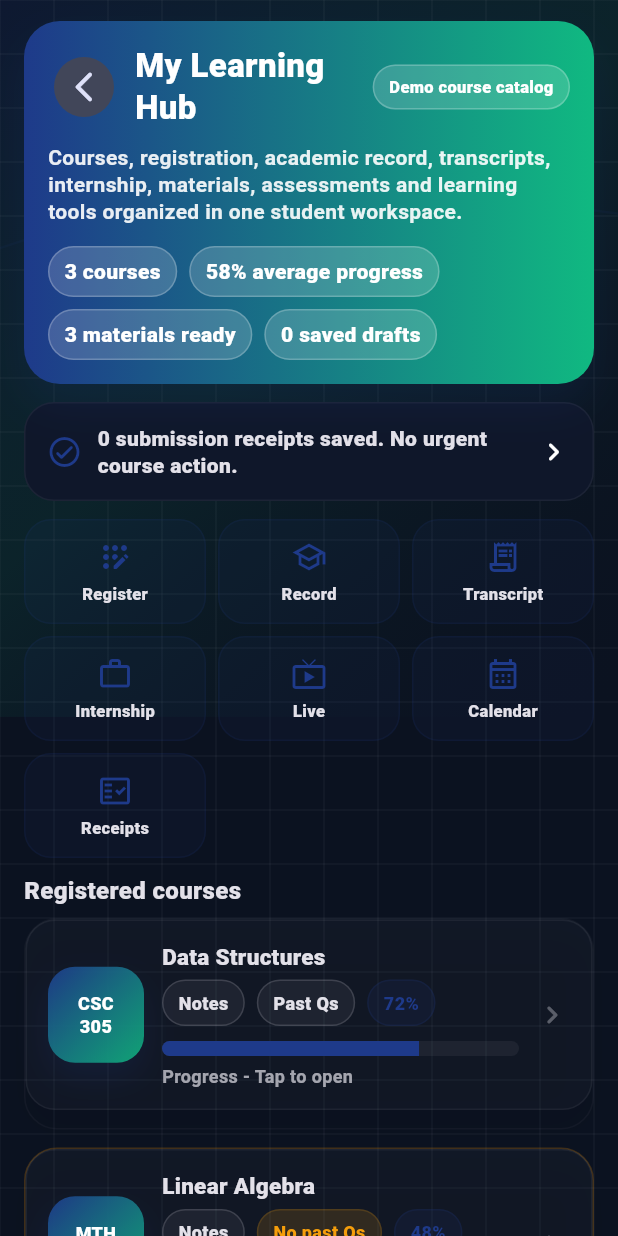
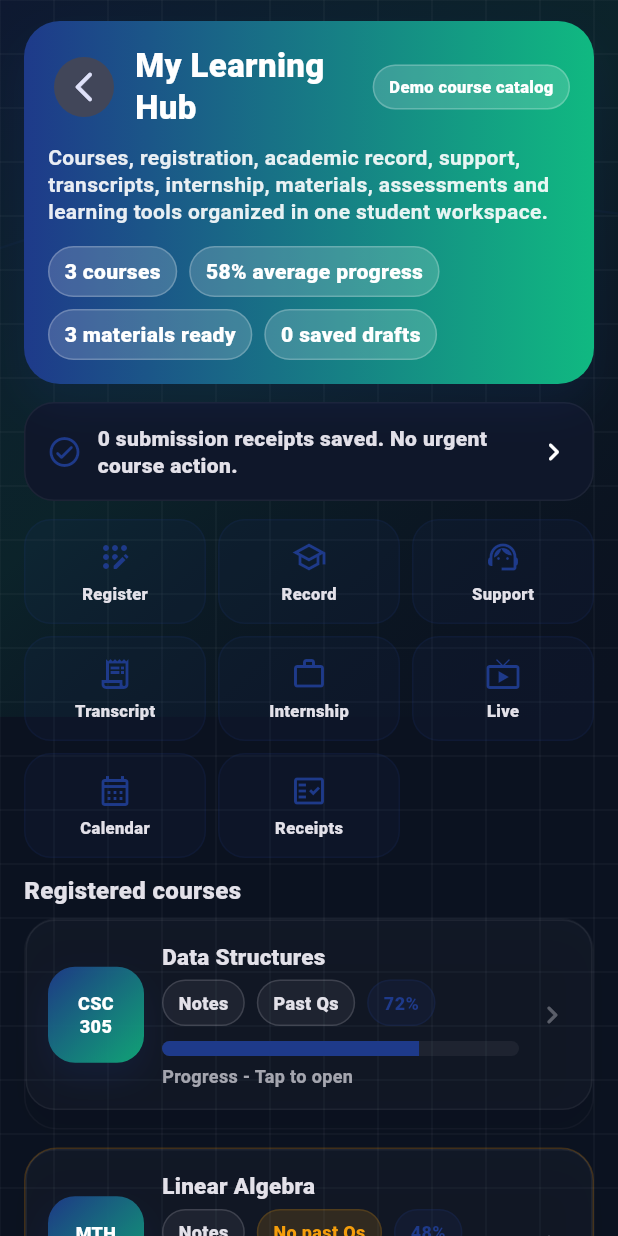
Before and after one commit to Bkzazzau1/k-slas-my-course, a Flutter app: the CoursesListView screen opened by its route, on a phone screen of 412 x 824 dp. Run offline on Flutter 3.47's test engine with Material 3 defaults, Android fonts, the phone set to English and light mode, and no system bars; our stand-ins replace camera, file_picker, get, get_storage, video_player; missing offline and left inert: dart:ffi, flutter_rust_bridge, livekit_client, record; accounts and stored records are empty.

Commit message:
Add support quick action to learning hub

```diff
--- a/lib/modules/courses/view/courses_list_view.dart
+++ b/lib/modules/courses/view/courses_list_view.dart
@@ -64,6 +64,7 @@ class CoursesListView extends GetView<CoursesController> {
                       onReceipts: () => Get.toNamed(Routes.results),
                       onInternship: () => Get.toNamed(Routes.internshipManagement),
                       onTranscripts: () => Get.toNamed(Routes.transcriptServices),
+                      onSupport: () => Get.toNamed(Routes.studentSupport),
                     ),
                   ),
                 ),
@@ -179,7 +180,7 @@ class _LearningHubHeader extends StatelessWidget {
         ]),
         const SizedBox(height: 10),
         Text(
-          'Courses, registration, academic record, transcripts, internship, materials, assessments and learning tools organized in one student workspace.',
+          'Courses, registration, academic record, support, transcripts, internship, materials, assessments and learning tools organized in one student workspace.',
           style: TextStyle(color: Colors.white.withValues(alpha: 0.90), fontWeight: FontWeight.w700, height: 1.25),
         ),
         const SizedBox(height: 14),
@@ -277,6 +278,7 @@ class _QuickCourseActions extends StatelessWidget {
     required this.onReceipts,
     required this.onInternship,
     required this.onTranscripts,
+    required this.onSupport,
   });
   final VoidCallback onLive;
   final VoidCallback onCalendar;
@@ -285,6 +287,7 @@ class _QuickCourseActions extends StatelessWidget {
   final VoidCallback onReceipts;
   final VoidCallback onInternship;
   final VoidCallback onTranscripts;
+  final VoidCallback onSupport;
 
   @override
   Widget build(BuildContext context) {
@@ -293,6 +296,7 @@ class _QuickCourseActions extends StatelessWidget {
       return Wrap(spacing: 8, runSpacing: 8, children: [
         SizedBox(width: width, child: _MiniAction(icon: Icons.app_registration_rounded, label: 'Register', onTap: onRegister)),
         SizedBox(width: width, child: _MiniAction(icon: Icons.school_outlined, label: 'Record', onTap: onRecord)),
+        SizedBox(width: width, child: _MiniAction(icon: Icons.support_agent_outlined, label: 'Support', onTap: onSupport)),
         SizedBox(width: width, child: _MiniAction(icon: Icons.receipt_long_outlined, label: 'Transcript', onTap: onTranscripts)),
         SizedBox(width: width, child: _MiniAction(icon: Icons.work_outline, label: 'Internship', onTap: onInternship)),
         SizedBox(width: width, child: _MiniAction(icon: Icons.live_tv_outlined, label: 'Live', onTap: onLive)),
```
